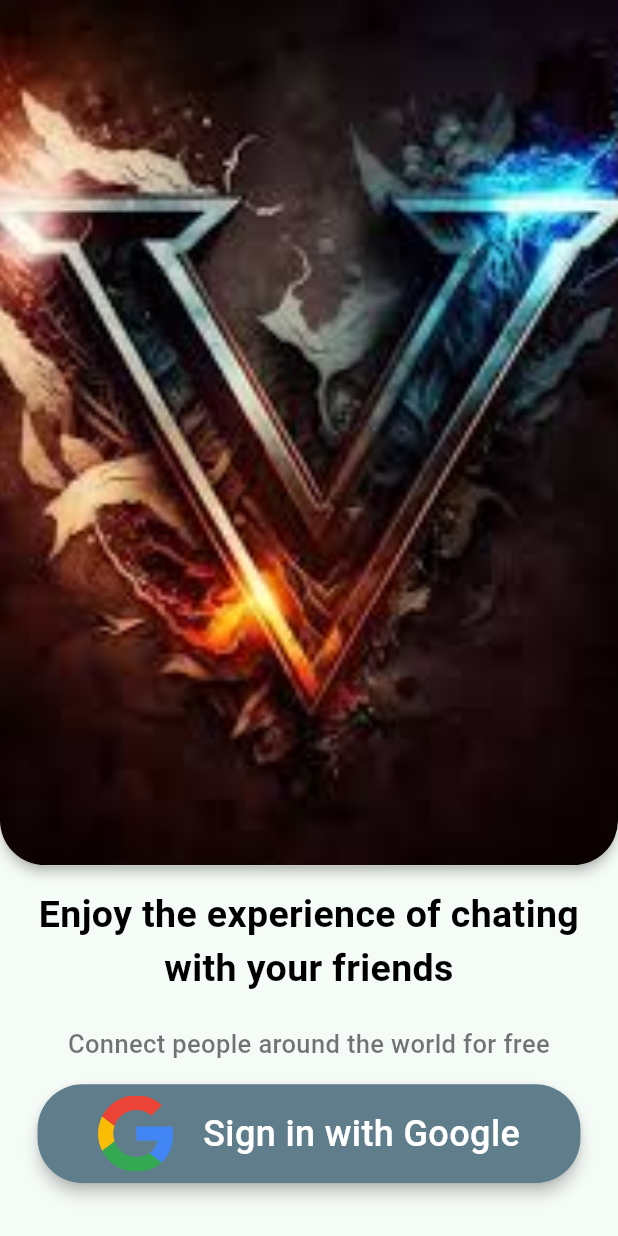
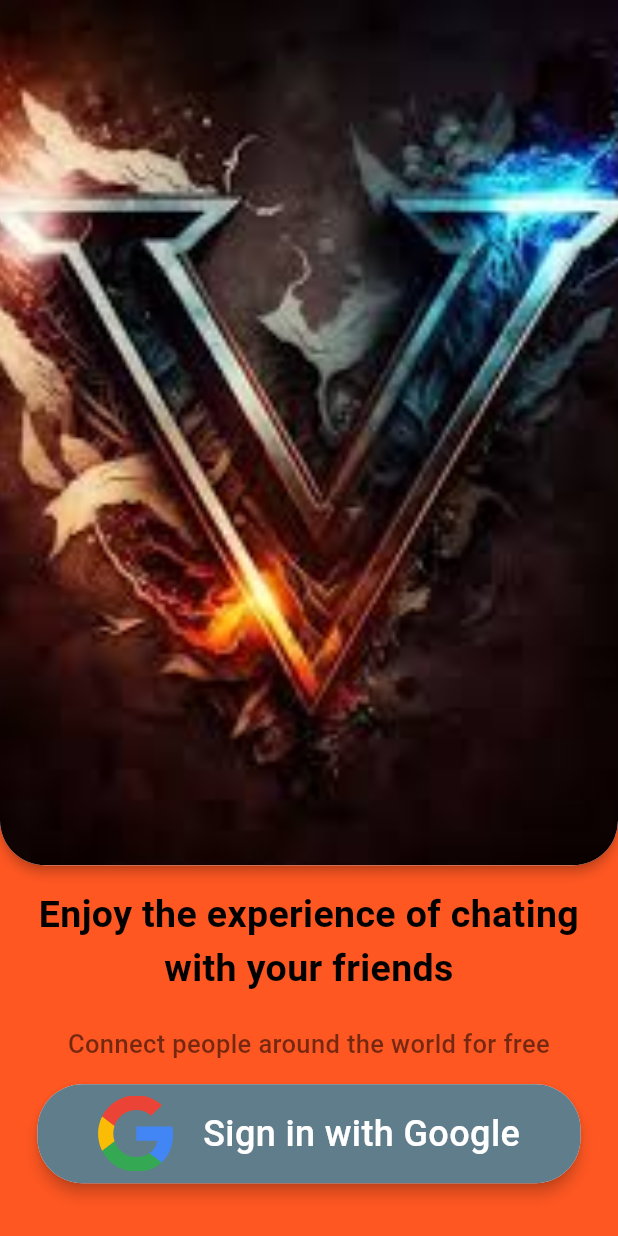
Before and after one commit to Aadi1245/chatApp, a Flutter app: the screen it shows after launch, on a phone screen of 412 x 824 dp. Run offline on Flutter 3.47's test engine with Material 3 defaults, Android fonts, the phone set to English and light mode, and no system bars; our stand-ins replace bloc, cloud_firestore, dio, firebase_auth, firebase_core, firebase_messaging and 12 more; missing offline and left inert: app_settings, firebase_app_check, flutter_sound, giphy_get, record; accounts and stored records are empty; key blocks and very long unbroken strings in the code were emptied for the run.

Commit message:
App theme change for test

```diff
--- /dev/null
+++ b/lib/app_theme.dart
@@ -0,0 +1,69 @@
+import 'package:flutter/material.dart';
+
+class AppTheme {
+  static ThemeData get lightTheme {
+    return ThemeData(
+      primaryColor: const Color(0xFFFF5722), // Orange
+      scaffoldBackgroundColor: const Color(0xFFFF5722), // Orange background
+      appBarTheme: const AppBarTheme(
+        backgroundColor: Color(0xFFFF5722),
+        elevation: 1,
+        titleTextStyle: TextStyle(
+          color: Colors.white,
+          fontSize: 20,
+          fontWeight: FontWeight.bold,
+          fontFamily: 'Roboto',
+        ),
+        iconTheme: IconThemeData(color: Colors.white),
+      ),
+      textTheme: const TextTheme(
+        headlineSmall: TextStyle(
+          color: Colors.white,
+          fontSize: 20,
+          fontWeight: FontWeight.bold,
+          fontFamily: 'Roboto',
+        ),
+        bodyMedium: TextStyle(
+          color: Colors.white,
+          fontSize: 16,
+          fontFamily: 'Roboto',
+        ),
+        bodySmall: TextStyle(
+          color: Colors.black,
+          fontSize: 14,
+          fontFamily: 'Roboto',
+        ),
+      ),
+      cardTheme: CardTheme(
+        color: Colors.white,
+        elevation: 4,
+        shape: RoundedRectangleBorder(
+          borderRadius: BorderRadius.circular(30),
+        ),
+      ),
+      iconTheme: const IconThemeData(
+        color: Colors.white,
+      ),
+      floatingActionButtonTheme: const FloatingActionButtonThemeData(
+        backgroundColor: Color(0xFFFF5722),
+        foregroundColor: Colors.white,
+      ),
+      inputDecorationTheme: const InputDecorationTheme(
+        border: InputBorder.none,
+        hintStyle: TextStyle(color: Colors.white70),
+      ),
+    );
+  }
+
+  // Gradient for background
+  static LinearGradient get backgroundGradient {
+    return const LinearGradient(
+      begin: Alignment.topCenter,
+      end: Alignment.bottomCenter,
+      colors: [
+        Color(0xFFFF8A65), // Lighter orange
+        Color(0xFFFF5722), // Primary orange
+      ],
+    );
+  }
+}
--- a/lib/main.dart
+++ b/lib/main.dart
@@ -2,6 +2,7 @@
 // import 'package:chattest/pages/home.dart';
 import 'package:chattest/Services/firebase_message.dart';
 import 'package:chattest/Services/get_server_key.dart';
+import 'package:chattest/app_theme.dart';
 import 'package:chattest/pages/chat/chat_page.dart';
 import 'package:chattest/pages/home_page.dart';
 import 'package:chattest/pages/starter/onboarding.dart';
@@ -55,9 +56,10 @@ class MyApp extends StatelessWidget {
     return MaterialApp(
         debugShowCheckedModeBanner: false,
         title: 'Dash Chat Demo',
-        theme: ThemeData(
-          colorScheme: ColorScheme.fromSeed(seedColor: Colors.tealAccent),
-        ),
+        theme: AppTheme.lightTheme,
+        // ThemeData(
+        //   colorScheme: ColorScheme.fromSeed(seedColor: Colors.tealAccent),
+        // ),
         home: Onbpoarding());
   }
 }
--- a/lib/widget/common_widgets.dart
+++ b/lib/widget/common_widgets.dart
@@ -1,7 +1,7 @@
 import 'package:flutter/material.dart';
 
 class CommonWidgets {
-  String placeholderImage =
+  static String placeholderImage =
       "https://www.kindpng.com/picc/m/78-786111_transparent-placeholder-png-placeholder-image-png-clipart.png";
   static Widget audioProfileWithMic(String imageUrl) {
     return Stack(
@@ -9,9 +9,7 @@ class CommonWidgets {
         ClipRRect(
           borderRadius: BorderRadius.circular(25), // half of 50 for circle
           child: Image.network(
-            imageUrl != "" || imageUrl != null
-                ? imageUrl
-                : "https://www.kindpng.com/picc/m/78-786111_transparent-placeholder-png-placeholder-image-png-clipart.png",
+            imageUrl != "" || imageUrl != null ? imageUrl : placeholderImage,
             height: 50,
             width: 50,
             fit: BoxFit.cover,
```
